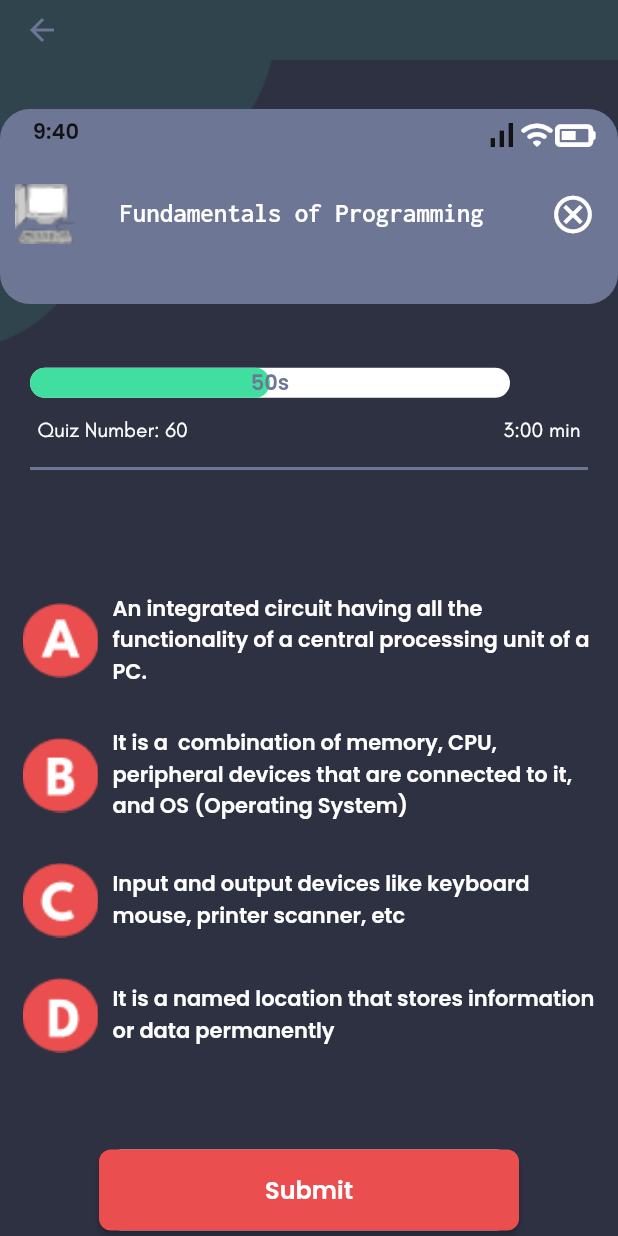
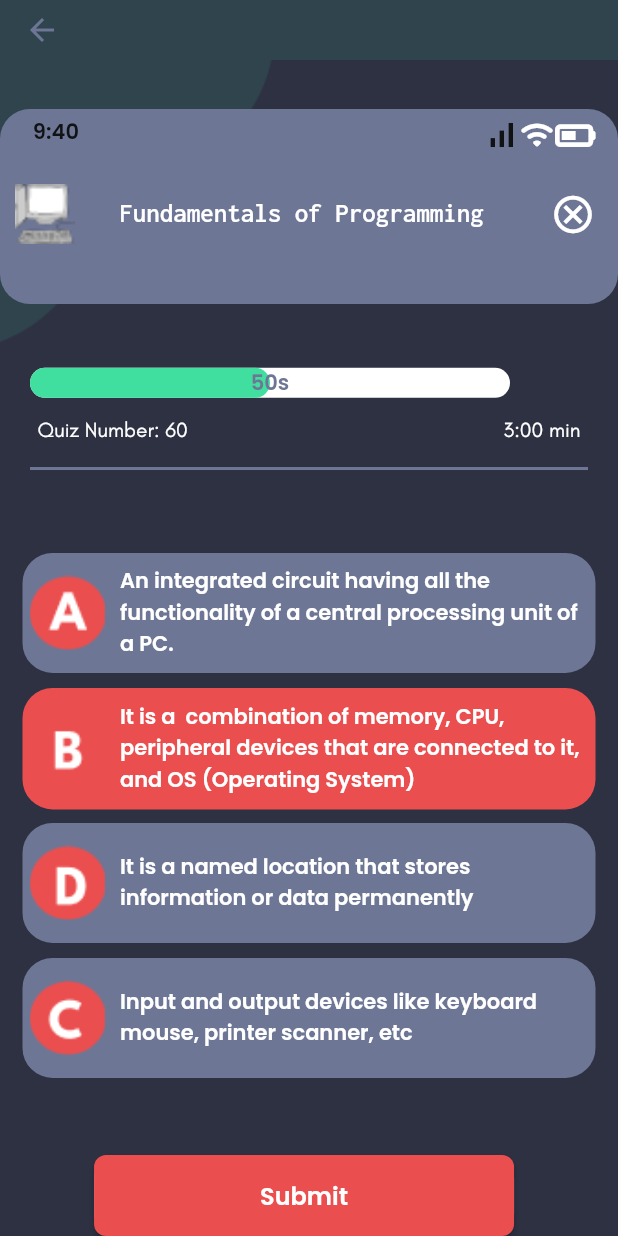
Before and after one commit to LanseylowT/Reviewer-App, a Flutter app: the Subject1QuizWidget screen opened by its route, on a phone screen of 412 x 824 dp. Run offline on Flutter 3.47's test engine with Material 2 defaults, Android fonts, the phone set to English and light mode, and no system bars; drawn by our look-alikes of auto_size_text, percent_indicator; our stand-ins replace built_collection, built_value, cloud_firestore, easy_debounce, firebase_auth, firebase_core and 12 more; missing offline and left inert: json_path; accounts and stored records are empty.

Commit message:
11-22-22 - Tenth Commit

```diff
--- a/lib/quiz_page/quiz_page_widget.dart
+++ b/lib/quiz_page/quiz_page_widget.dart
@@ -145,6 +145,19 @@ class _QuizPageWidgetState extends State<QuizPageWidget> {
                           Padding(
                             padding:
                                 EdgeInsetsDirectional.fromSTEB(10, 40, 10, 0),
+                            child: InkWell(
+                              onTap: () async {
+                                context.pushNamed(
+                                  'Subject1Quiz',
+                                  extra: <String, dynamic>{
+                                    kTransitionInfoKey: TransitionInfo(
+                                      hasTransition: true,
+                                      transitionType: PageTransitionType.fade,
+                                      duration: Duration(milliseconds: 200),
+                                    ),
+                                  },
+                                );
+                              },
                               child: ListTile(
                                 title: Text(
                                   'CCE 109',
@@ -174,6 +187,7 @@ class _QuizPageWidgetState extends State<QuizPageWidget> {
                                 dense: false,
                                 contentPadding:
                                     EdgeInsetsDirectional.fromSTEB(0, 0, 0, 30),
+                              ),
                             ),
                           ),
                           Padding(
--- a/lib/subject1_quiz/subject1_quiz_widget.dart
+++ b/lib/subject1_quiz/subject1_quiz_widget.dart
@@ -291,7 +291,7 @@ class _Subject1QuizWidgetState extends State<Subject1QuizWidget> {
                 ),
               ),
               Align(
-                alignment: AlignmentDirectional(0, 0.99),
+                alignment: AlignmentDirectional(-0.05, 1),
                 child: Container(
                   width: 280,
                   height: 54,
@@ -338,25 +338,44 @@ class _Subject1QuizWidgetState extends State<Subject1QuizWidget> {
                           mainAxisSize: MainAxisSize.max,
                           mainAxisAlignment: MainAxisAlignment.spaceEvenly,
                           children: [
-                            Align(
-                              alignment: AlignmentDirectional(0, -0.3),
+                            Expanded(
+                              child: Padding(
+                                padding:
+                                    EdgeInsetsDirectional.fromSTEB(0, 0, 0, 10),
+                                child: Container(
+                                  width: double.infinity,
+                                  height: 100,
+                                  decoration: BoxDecoration(
+                                    color: Color(0xFF6E7695),
+                                    borderRadius: BorderRadius.circular(20),
+                                  ),
+                                  child: Align(
+                                    alignment: AlignmentDirectional(0, 0),
                                     child: Row(
                                       mainAxisSize: MainAxisSize.max,
-                                mainAxisAlignment: MainAxisAlignment.start,
+                                      mainAxisAlignment:
+                                          MainAxisAlignment.start,
                                       children: [
-                                  Image.asset(
+                                        Padding(
+                                          padding:
+                                              EdgeInsetsDirectional.fromSTEB(
+                                                  5, 0, 0, 0),
+                                          child: Image.asset(
                                             'assets/images/LetterA.png',
                                             width: 50,
                                             height: 50,
                                             fit: BoxFit.cover,
                                           ),
+                                        ),
                                         Expanded(
                                           child: Padding(
-                                      padding: EdgeInsetsDirectional.fromSTEB(
+                                            padding:
+                                                EdgeInsetsDirectional.fromSTEB(
                                                     10, 0, 0, 0),
                                             child: Text(
                                               'An integrated circuit having all the functionality of a central processing unit of a PC.',
-                                        style: FlutterFlowTheme.of(context)
+                                              style:
+                                                  FlutterFlowTheme.of(context)
                                                       .bodyText1
                                                       .override(
                                                         fontFamily: 'Poppins',
@@ -368,19 +387,38 @@ class _Subject1QuizWidgetState extends State<Subject1QuizWidget> {
                                       ],
                                     ),
                                   ),
-                            Row(
+                                ),
+                              ),
+                            ),
+                            Expanded(
+                              child: Padding(
+                                padding:
+                                    EdgeInsetsDirectional.fromSTEB(0, 0, 0, 9),
+                                child: Container(
+                                  width: double.infinity,
+                                  height: 100,
+                                  decoration: BoxDecoration(
+                                    color: Color(0xFFEB4E4E),
+                                    borderRadius: BorderRadius.circular(20),
+                                  ),
+                                  child: Row(
                                     mainAxisSize: MainAxisSize.max,
                                     mainAxisAlignment: MainAxisAlignment.start,
                                     children: [
-                                Image.asset(
+                                      Padding(
+                                        padding: EdgeInsetsDirectional.fromSTEB(
+                                            5, 0, 0, 0),
+                                        child: Image.asset(
                                           'assets/images/LetterB.png',
                                           width: 50,
                                           height: 50,
                                           fit: BoxFit.cover,
                                         ),
+                                      ),
                                       Expanded(
                                         child: Padding(
-                                    padding: EdgeInsetsDirectional.fromSTEB(
+                                          padding:
+                                              EdgeInsetsDirectional.fromSTEB(
                                                   10, 0, 0, 0),
                                           child: Text(
                                             'It is a  combination of memory, CPU, peripheral devices that are connected to it, and OS (Operating System)',
@@ -395,25 +433,47 @@ class _Subject1QuizWidgetState extends State<Subject1QuizWidget> {
                                       ),
                                     ],
                                   ),
-                            Align(
-                              alignment: AlignmentDirectional(0, 0.4),
+                                ),
+                              ),
+                            ),
+                            Expanded(
+                              child: Padding(
+                                padding:
+                                    EdgeInsetsDirectional.fromSTEB(0, 0, 0, 10),
+                                child: Container(
+                                  width: double.infinity,
+                                  height: 100,
+                                  decoration: BoxDecoration(
+                                    color: Color(0xFF6E7695),
+                                    borderRadius: BorderRadius.circular(20),
+                                  ),
+                                  child: Align(
+                                    alignment: AlignmentDirectional(0, 0),
                                     child: Row(
                                       mainAxisSize: MainAxisSize.max,
-                                mainAxisAlignment: MainAxisAlignment.start,
+                                      mainAxisAlignment:
+                                          MainAxisAlignment.start,
                                       children: [
-                                  Image.asset(
-                                    'assets/images/LetterC.png',
+                                        Padding(
+                                          padding:
+                                              EdgeInsetsDirectional.fromSTEB(
+                                                  5, 0, 0, 0),
+                                          child: Image.asset(
+                                            'assets/images/LetterD.png',
                                             width: 50,
                                             height: 50,
                                             fit: BoxFit.cover,
                                           ),
+                                        ),
                                         Expanded(
                                           child: Padding(
-                                      padding: EdgeInsetsDirectional.fromSTEB(
+                                            padding:
+                                                EdgeInsetsDirectional.fromSTEB(
                                                     10, 0, 0, 0),
                                             child: Text(
-                                        'Input and output devices like keyboard mouse, printer scanner, etc',
-                                        style: FlutterFlowTheme.of(context)
+                                              'It is a named location that stores information or data permanently',
+                                              style:
+                                                  FlutterFlowTheme.of(context)
                                                       .bodyText1
                                                       .override(
                                                         fontFamily: 'Poppins',
@@ -425,25 +485,47 @@ class _Subject1QuizWidgetState extends State<Subject1QuizWidget> {
                                       ],
                                     ),
                                   ),
-                            Align(
-                              alignment: AlignmentDirectional(0, 1),
+                                ),
+                              ),
+                            ),
+                            Expanded(
+                              child: Padding(
+                                padding:
+                                    EdgeInsetsDirectional.fromSTEB(0, 0, 0, 10),
+                                child: Container(
+                                  width: double.infinity,
+                                  height: 100,
+                                  decoration: BoxDecoration(
+                                    color: Color(0xFF6E7695),
+                                    borderRadius: BorderRadius.circular(20),
+                                  ),
+                                  child: Align(
+                                    alignment: AlignmentDirectional(0, 0),
                                     child: Row(
                                       mainAxisSize: MainAxisSize.max,
-                                mainAxisAlignment: MainAxisAlignment.start,
+                                      mainAxisAlignment:
+                                          MainAxisAlignment.start,
                                       children: [
-                                  Image.asset(
-                                    'assets/images/LetterD.png',
+                                        Padding(
+                                          padding:
+                                              EdgeInsetsDirectional.fromSTEB(
+                                                  5, 0, 0, 0),
+                                          child: Image.asset(
+                                            'assets/images/LetterC.png',
                                             width: 50,
                                             height: 50,
                                             fit: BoxFit.cover,
                                           ),
+                                        ),
                                         Expanded(
                                           child: Padding(
-                                      padding: EdgeInsetsDirectional.fromSTEB(
+                                            padding:
+                                                EdgeInsetsDirectional.fromSTEB(
                                                     10, 0, 0, 0),
                                             child: Text(
-                                        'It is a named location that stores information or data permanently',
-                                        style: FlutterFlowTheme.of(context)
+                                              'Input and output devices like keyboard mouse, printer scanner, etc',
+                                              style:
+                                                  FlutterFlowTheme.of(context)
                                                       .bodyText1
                                                       .override(
                                                         fontFamily: 'Poppins',
@@ -453,6 +535,9 @@ class _Subject1QuizWidgetState extends State<Subject1QuizWidget> {
                                           ),
                                         ),
                                       ],
+                                    ),
+                                  ),
+                                ),
                               ),
                             ),
                           ],
```
Lines whose indentation alone changed are shown as unchanged.
